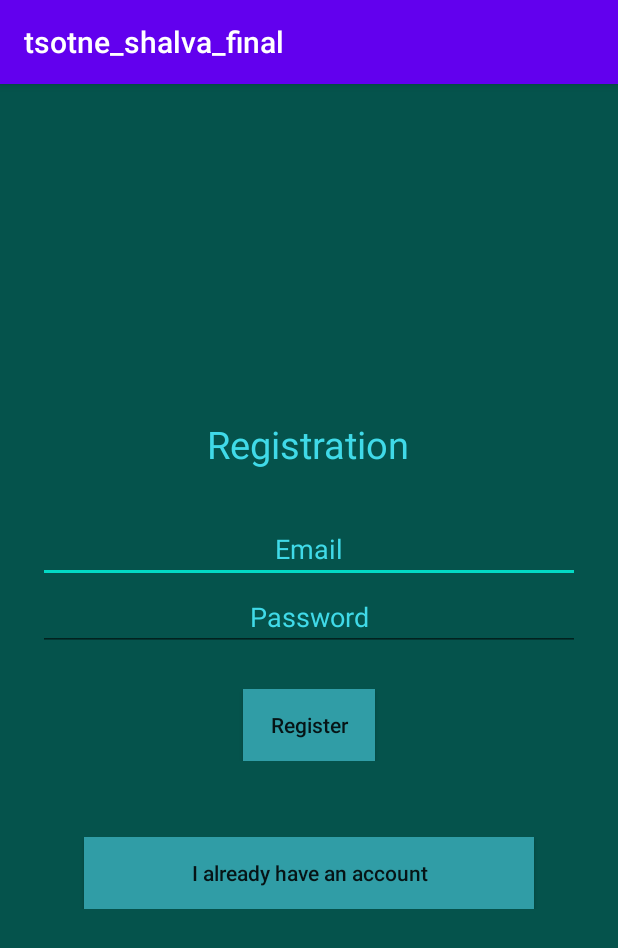
After one commit to tsotne-mazmishvili/android_final, an Android app: the SignUpActivity screen opened directly, with no data from a screen before it, on a phone screen of 412 x 824 dp. The commit adds this screen. Shown: the top 948 px of the screen. Run offline under Robolectric (Android 15) with nearby library versions, the phone set to English and light mode, and no system bars; our stand-ins replace Firebase (no records; nobody signed in at launch, a user with empty details on screens opened directly).

Commit message:
add Registration Functionality and RecyclerView

```diff
--- a/app/build.gradle
+++ b/app/build.gradle
@@ -1,10 +1,15 @@
 apply plugin: 'com.android.application'
 apply plugin: 'kotlin-android'
 apply plugin: 'kotlin-android-extensions'
+apply plugin: 'com.google.gms.google-services'
 
 android {
     compileSdkVersion 30
     buildToolsVersion "30.0.0"
+    compileOptions {
+        sourceCompatibility 1.8
+        targetCompatibility 1.8
+    }
 
     defaultConfig {
         applicationId "com.example.tsotne_shalva_final"
@@ -30,6 +35,7 @@ dependencies {
     implementation "org.jetbrains.kotlin:kotlin-stdlib-jdk7:$kotlin_version"
     implementation 'androidx.appcompat:appcompat:1.1.0'
     implementation 'androidx.core:core-ktx:1.3.0'
+    implementation 'androidx.recyclerview:recyclerview:1.1.0'
     implementation 'androidx.constraintlayout:constraintlayout:1.1.3'
     testImplementation 'junit:junit:4.12'
     androidTestImplementation 'androidx.test.ext:junit:1.1.1'
--- a/app/src/main/AndroidManifest.xml
+++ b/app/src/main/AndroidManifest.xml
@@ -1,6 +1,7 @@
 <?xml version="1.0" encoding="utf-8"?>
 <manifest xmlns:android="http://schemas.android.com/apk/res/android"
     package="com.example.tsotne_shalva_final">
+    <uses-permission android:name="android.permission.INTERNET" />
 
     <application
         android:allowBackup="true"
@@ -9,7 +10,8 @@
         android:roundIcon="@mipmap/ic_launcher_round"
         android:supportsRtl="true"
         android:theme="@style/AppTheme">
-        <activity android:name=".WeatherActivity"></activity>
+        <activity android:name=".SignUpActivity" />
+        <activity android:name=".WeatherActivity" />
         <activity android:name=".MainActivity">
             <intent-filter>
                 <action android:name="android.intent.action.MAIN" />
--- /dev/null
+++ b/app/src/main/java/com/example/tsotne_shalva_final/SignUpActivity.kt
@@ -0,0 +1,61 @@
+package com.example.tsotne_shalva_final
+
+import android.content.Intent
+import androidx.appcompat.app.AppCompatActivity
+import android.os.Bundle
+import android.util.Patterns
+import android.widget.Toast
+import com.google.firebase.auth.FirebaseAuth
+import com.google.firebase.auth.ktx.auth
+import com.google.firebase.ktx.Firebase
+import kotlinx.android.synthetic.main.activity_sign_up.*
+
+class SignUpActivity : AppCompatActivity() {
+    private lateinit var auth: FirebaseAuth
+
+    override fun onCreate(savedInstanceState: Bundle?) {
+        super.onCreate(savedInstanceState)
+        setContentView(R.layout.activity_sign_up)
+
+        auth = Firebase.auth
+
+        signInButton.setOnClickListener{
+            val intent = Intent(this,MainActivity::class.java)
+            startActivity(intent)
+            finish()
+        }
+
+        registerButton.setOnClickListener{
+            onRegister()
+        }
+    }
+
+    private fun onRegister(){
+
+        if(registerUserNameEditText.text.toString().isEmpty()){
+            registerUserNameEditText.error = "Please Enter Email"
+            registerUserNameEditText.requestFocus()
+            return
+        }
+        if(!Patterns.EMAIL_ADDRESS.matcher(registerUserNameEditText.text.toString()).matches()){
+            registerUserNameEditText.error = "Please Enter Valid Email"
+            registerUserNameEditText.requestFocus()
+            return
+        }
+        if(registerPasswordEditText.text.toString().isEmpty()){
+            registerPasswordEditText.error = "Please Enter Password"
+            registerPasswordEditText.requestFocus()
+            return
+        }
+        auth.createUserWithEmailAndPassword(registerUserNameEditText.text.toString(),registerPasswordEditText.text.toString())
+            .addOnCompleteListener(this){ task ->
+                if (task.isSuccessful){
+                    startActivity(Intent(this,MainActivity::class.java))
+                    finish()
+                }else{
+                    Toast.makeText(baseContext,"Failed To Register, Try Again",
+                        Toast.LENGTH_SHORT).show()
+                }
+            }
+    }
+}
--- a/app/src/main/java/com/example/tsotne_shalva_final/WeatherActivity.kt
+++ b/app/src/main/java/com/example/tsotne_shalva_final/WeatherActivity.kt
@@ -4,6 +4,7 @@ import android.content.Intent
 import androidx.appcompat.app.AppCompatActivity
 import android.os.Bundle
 import android.util.Log
+import androidx.recyclerview.widget.LinearLayoutManager
 import com.example.shualeduri.DataLoader
 import com.example.shualeduri.WeathersModel
 import com.google.firebase.auth.FirebaseAuth
@@ -15,7 +16,7 @@ class WeatherActivity : AppCompatActivity() {
     val apiKey = "faf85372fe7d106d1743a6cf6f67fcd8"
 
     private lateinit var adapter: WeathersRecyclerViewAdapter
-    private var weathers = ArrayList<WeathersModel.Main>()
+    private var weathers = ArrayList<WeathersModel>()
 
     override fun onCreate(savedInstanceState: Bundle?) {
         super.onCreate(savedInstanceState)
@@ -43,7 +44,7 @@ class WeatherActivity : AppCompatActivity() {
                 Log.d("asd", result)
                 try {
                     val model = Gson().fromJson(result, WeathersModel::class.java)
-                    weathers.addAll(model.main)
+                    weathers.addAll(listOf(model))
                     adapter.notifyDataSetChanged()
                 }catch (e: Exception){}
             }
--- /dev/null
+++ b/app/src/main/res/layout/activity_sign_up.xml
@@ -0,0 +1,78 @@
+<?xml version="1.0" encoding="utf-8"?>
+<androidx.constraintlayout.widget.ConstraintLayout xmlns:android="http://schemas.android.com/apk/res/android"
+    xmlns:app="http://schemas.android.com/apk/res-auto"
+    xmlns:tools="http://schemas.android.com/tools"
+    android:layout_width="match_parent"
+    android:layout_height="match_parent"
+    tools:context=".SignUpActivity">
+
+    <LinearLayout
+        android:layout_width="match_parent"
+        android:layout_height="match_parent"
+        android:background="#05534C"
+        android:gravity="center"
+        android:orientation="vertical"
+        android:padding="25dp">
+
+        <TextView
+            android:layout_width="wrap_content"
+            android:layout_height="wrap_content"
+            android:padding="30dp"
+            android:text="Registration"
+            android:textColor="#40DAE8"
+            android:textSize="25dp" />
+
+        <EditText
+            android:id="@+id/registerUserNameEditText"
+            android:layout_width="match_parent"
+            android:layout_height="wrap_content"
+            android:hint="Email"
+            android:textAlignment="center"
+            android:textColor="#6bfff7"
+            android:textColorHint="#40DAE8" />
+
+        <EditText
+            android:id="@+id/registerPasswordEditText"
+            android:layout_width="match_parent"
+            android:layout_height="wrap_content"
+            android:hint="Password"
+            android:inputType="textPassword"
+            android:textAlignment="center"
+            android:textColor="#6bfff7"
+            android:textColorHint="#40DAE8" />
+
+        <LinearLayout
+            android:layout_width="match_parent"
+            android:layout_height="wrap_content"
+            android:gravity="center"
+            android:orientation="horizontal"
+            android:padding="25dp">
+
+            <Button
+                android:id="@+id/registerButton"
+                android:layout_width="wrap_content"
+                android:layout_height="wrap_content"
+                android:background="#309DA6"
+                android:text="Register"
+                android:textAllCaps="false" />
+        </LinearLayout>
+
+        <LinearLayout
+            android:layout_width="match_parent"
+            android:layout_height="wrap_content"
+            android:gravity="center"
+            android:orientation="vertical"
+            android:padding="25dp">
+
+            <Button
+                android:id="@+id/signInButton"
+                android:layout_width="300dp"
+                android:layout_height="wrap_content"
+                android:background="#309DA6"
+                android:text="I already have an account"
+                android:textAllCaps="false"
+                tools:ignore="MissingConstraints" />
+        </LinearLayout>
+    </LinearLayout>
+
+</androidx.constraintlayout.widget.ConstraintLayout>
--- a/app/src/main/res/layout/activity_weather.xml
+++ b/app/src/main/res/layout/activity_weather.xml
@@ -20,4 +20,5 @@
         android:layout_height="match_parent"
         tools:layout_editor_absoluteX="195dp"
         tools:layout_editor_absoluteY="364dp" />
+
 </LinearLayout>
--- a/build.gradle
+++ b/build.gradle
@@ -10,6 +10,7 @@ buildscript {
     dependencies {
         classpath 'com.android.tools.build:gradle:3.6.3'
         classpath "org.jetbrains.kotlin:kotlin-gradle-plugin:$kotlin_version"
+        classpath 'com.google.gms:google-services:4.3.3'
 
         // NOTE: Do not place your application dependencies here; they belong
         // in the individual module build.gradle files
```
Also changed, not shown: app/src/main/java/com/example/tsotne_shalva_final/WeatherViewHolder.kt (added, +7 -0 lines), app/src/main/java/com/example/tsotne_shalva_final/WeathersRecyclerViewAdapter.kt (added, +49 -0 lines), app/src/main/res/layout/weather_recyclerview_layout.xml (added, +26 -0 lines), 1 other file.
